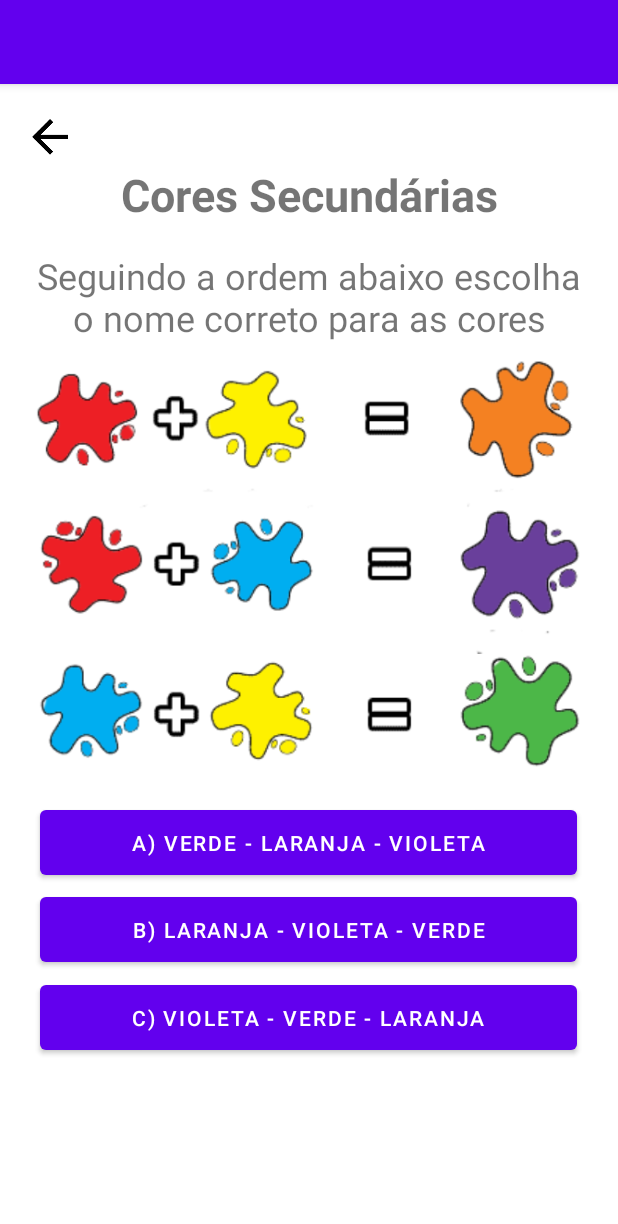
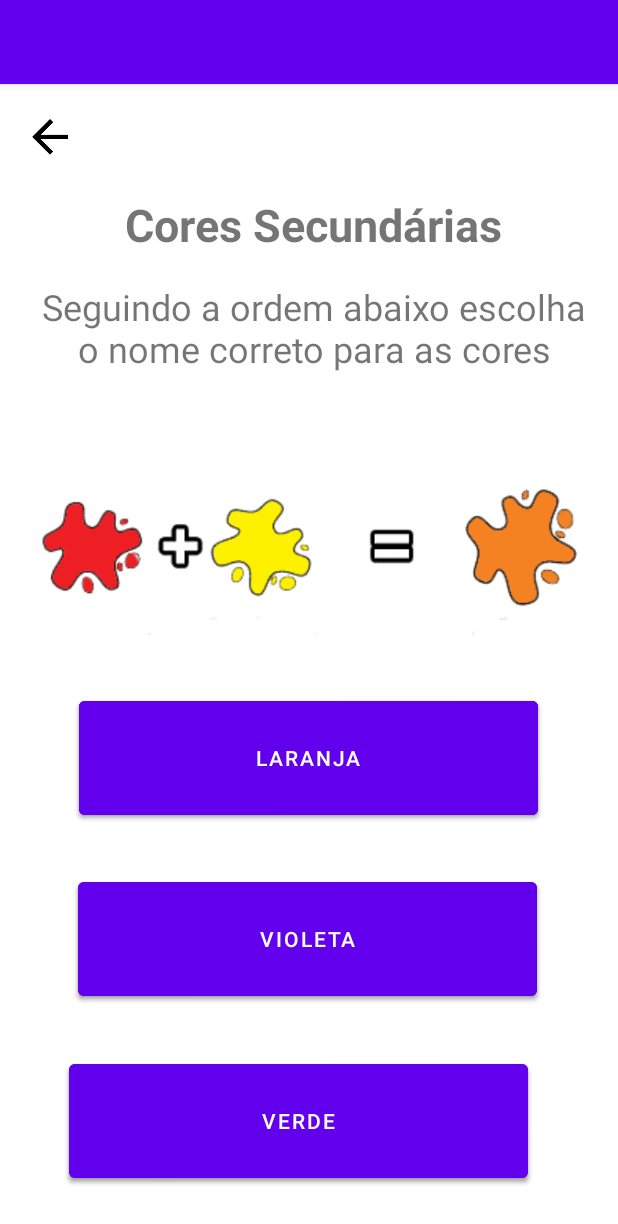
Before and after one commit to Jonas-S-Filho/Aprendendo_cores-2, an Android app: the IntermediarioActivity screen opened directly, with no data from a screen before it, on a phone screen of 412 x 824 dp. Shown: the top 1224 px of the screen. Run offline under Robolectric (Android 15) with nearby library versions, the phone set to English and light mode, and no system bars.

Commit message:
Update Layouts3

```diff
--- a/app/src/main/res/layout/activity_intermediario.xml
+++ b/app/src/main/res/layout/activity_intermediario.xml
@@ -5,6 +5,57 @@
     android:layout_width="match_parent"
     android:layout_height="match_parent"
     tools:context=".IntermediarioActivity">
+
+    <Button
+        android:id="@+id/button11"
+        android:layout_width="306dp"
+        android:layout_height="88dp"
+        android:backgroundTint="#6200ED"
+        android:text="A) Verde - laranja - Violeta"
+        app:layout_constraintBottom_toTopOf="@+id/btnInter2"
+        app:layout_constraintEnd_toEndOf="parent"
+        app:layout_constraintHorizontal_bias="0.495"
+        app:layout_constraintStart_toStartOf="parent"
+        app:layout_constraintTop_toBottomOf="@+id/interLaranja"
+        app:layout_constraintVertical_bias="0.5" />
+
+    <Button
+        android:id="@+id/button12"
+        android:layout_width="306dp"
+        android:layout_height="88dp"
+        android:text="B) laranja - Violeta - Verde"
+        app:layout_constraintBottom_toTopOf="@+id/button7"
+        app:layout_constraintEnd_toEndOf="parent"
+        app:layout_constraintHorizontal_bias="0.49"
+        app:layout_constraintStart_toStartOf="parent"
+        app:layout_constraintTop_toBottomOf="@+id/btnInter1"
+        app:layout_constraintVertical_bias="0.5" />
+
+    <Button
+        android:id="@+id/button13"
+        android:layout_width="306dp"
+        android:layout_height="88dp"
+        android:text="C) Violeta - Verde - Laranja"
+        app:layout_constraintBottom_toBottomOf="parent"
+        app:layout_constraintEnd_toEndOf="parent"
+        app:layout_constraintHorizontal_bias="0.433"
+        app:layout_constraintStart_toStartOf="parent"
+        app:layout_constraintTop_toBottomOf="@+id/btnInter2"
+        app:layout_constraintVertical_bias="0.5" />
+
+    <TextView
+        android:id="@+id/textFacil3"
+        android:layout_width="365dp"
+        android:layout_height="78dp"
+        android:text="Seguindo a ordem abaixo escolha o nome correto para as cores"
+        android:textAlignment="center"
+        android:textSize="24sp"
+        app:layout_constraintBottom_toBottomOf="parent"
+        app:layout_constraintEnd_toEndOf="parent"
+        app:layout_constraintHorizontal_bias="0.565"
+        app:layout_constraintStart_toStartOf="parent"
+        app:layout_constraintTop_toTopOf="parent"
+        app:layout_constraintVertical_bias="0.191" />
 
     <TextView
         android:id="@+id/textFacil"
@@ -15,22 +66,10 @@
         android:textStyle="bold"
         app:layout_constraintBottom_toBottomOf="parent"
         app:layout_constraintEnd_toEndOf="parent"
+        app:layout_constraintHorizontal_bias="0.519"
         app:layout_constraintStart_toStartOf="parent"
         app:layout_constraintTop_toTopOf="parent"
-        app:layout_constraintVertical_bias="0.073" />
-
-    <TextView
-        android:id="@+id/textFacil3"
-        android:layout_width="365dp"
-        android:layout_height="78dp"
-        android:text="Seguindo a ordem abaixo escolha o nome correto para as cores"
-        android:textAlignment="center"
-        android:textSize="24sp"
-        app:layout_constraintBottom_toBottomOf="parent"
-        app:layout_constraintEnd_toEndOf="parent"
-        app:layout_constraintStart_toStartOf="parent"
-        app:layout_constraintTop_toTopOf="parent"
-        app:layout_constraintVertical_bias="0.161" />
+        app:layout_constraintVertical_bias="0.101" />
 
     <ImageView
         android:id="@+id/voltarMenuInter"
@@ -46,74 +85,78 @@
         app:srcCompat="@drawable/voltarp" />
 
     <ImageView
-        android:id="@+id/imageView8"
+        android:id="@+id/interLaranja"
         android:layout_width="365dp"
         android:layout_height="110dp"
+        android:layout_marginTop="52dp"
         android:adjustViewBounds="true"
-        app:layout_constraintBottom_toBottomOf="parent"
         app:layout_constraintEnd_toEndOf="parent"
+        app:layout_constraintHorizontal_bias="0.565"
         app:layout_constraintStart_toStartOf="parent"
-        app:layout_constraintTop_toTopOf="parent"
-        app:layout_constraintVertical_bias="0.539"
-        app:srcCompat="@drawable/inter_03" />
+        app:layout_constraintTop_toBottomOf="@+id/textFacil3"
+        app:srcCompat="@drawable/inter_01" />
 
     <ImageView
         android:id="@+id/interVioleta"
         android:layout_width="365dp"
         android:layout_height="110dp"
+        android:layout_marginTop="52dp"
         android:adjustViewBounds="true"
-        app:layout_constraintBottom_toBottomOf="parent"
+        android:visibility="invisible"
         app:layout_constraintEnd_toEndOf="parent"
+        app:layout_constraintHorizontal_bias="0.565"
         app:layout_constraintStart_toStartOf="parent"
-        app:layout_constraintTop_toTopOf="parent"
-        app:layout_constraintVertical_bias="0.413"
+        app:layout_constraintTop_toBottomOf="@+id/textFacil3"
         app:srcCompat="@drawable/inter_02" />
 
     <ImageView
-        android:id="@+id/interLaranja"
+        android:id="@+id/interVerde"
         android:layout_width="365dp"
         android:layout_height="110dp"
+        android:layout_marginTop="52dp"
         android:adjustViewBounds="true"
-        app:layout_constraintBottom_toBottomOf="parent"
+        android:visibility="invisible"
         app:layout_constraintEnd_toEndOf="parent"
+        app:layout_constraintHorizontal_bias="0.565"
         app:layout_constraintStart_toStartOf="parent"
-        app:layout_constraintTop_toTopOf="parent"
-        app:layout_constraintVertical_bias="0.268"
-        app:srcCompat="@drawable/inter_01" />
+        app:layout_constraintTop_toBottomOf="@+id/textFacil3"
+        app:srcCompat="@drawable/inter_03" />
 
     <Button
-        android:id="@+id/button5"
-        android:layout_width="358dp"
-        android:layout_height="55dp"
-        android:text="A) Verde - laranja - Violeta"
-        app:layout_constraintBottom_toBottomOf="parent"
+        android:id="@+id/btnInter1"
+        android:layout_width="306dp"
+        android:layout_height="88dp"
+        android:backgroundTint="#6200ED"
+        android:text="Laranja"
+        app:layout_constraintBottom_toTopOf="@+id/btnInter2"
+        app:layout_constraintEnd_toEndOf="parent"
+        app:layout_constraintHorizontal_bias="0.495"
+        app:layout_constraintStart_toStartOf="parent"
+        app:layout_constraintTop_toBottomOf="@+id/interLaranja"
+        app:layout_constraintVertical_bias="0.5" />
+
+    <Button
+        android:id="@+id/btnInter2"
+        android:layout_width="306dp"
+        android:layout_height="88dp"
+        android:text="Violeta"
+        app:layout_constraintBottom_toTopOf="@+id/button7"
         app:layout_constraintEnd_toEndOf="parent"
         app:layout_constraintHorizontal_bias="0.49"
         app:layout_constraintStart_toStartOf="parent"
-        app:layout_constraintTop_toTopOf="parent"
-        app:layout_constraintVertical_bias="0.671" />
-
-    <Button
-        android:id="@+id/button6"
-        android:layout_width="358dp"
-        android:layout_height="55dp"
-        android:text="B) laranja - Violeta - Verde"
-        app:layout_constraintBottom_toBottomOf="parent"
-        app:layout_constraintEnd_toEndOf="parent"
-        app:layout_constraintHorizontal_bias="0.49"
-        app:layout_constraintStart_toStartOf="parent"
-        app:layout_constraintTop_toTopOf="parent"
-        app:layout_constraintVertical_bias="0.752" />
+        app:layout_constraintTop_toBottomOf="@+id/btnInter1"
+        app:layout_constraintVertical_bias="0.5" />
 
     <Button
         android:id="@+id/button7"
-        android:layout_width="358dp"
-        android:layout_height="55dp"
-        android:text="C) Violeta - Verde - Laranja"
+        android:layout_width="306dp"
+        android:layout_height="88dp"
+        android:text="Verde"
         app:layout_constraintBottom_toBottomOf="parent"
         app:layout_constraintEnd_toEndOf="parent"
-        app:layout_constraintHorizontal_bias="0.49"
+        app:layout_constraintHorizontal_bias="0.433"
         app:layout_constraintStart_toStartOf="parent"
-        app:layout_constraintTop_toTopOf="parent"
-        app:layout_constraintVertical_bias="0.834" />
+        app:layout_constraintTop_toBottomOf="@+id/btnInter2"
+        app:layout_constraintVertical_bias="0.5" />
+
 </androidx.constraintlayout.widget.ConstraintLayout>
```
